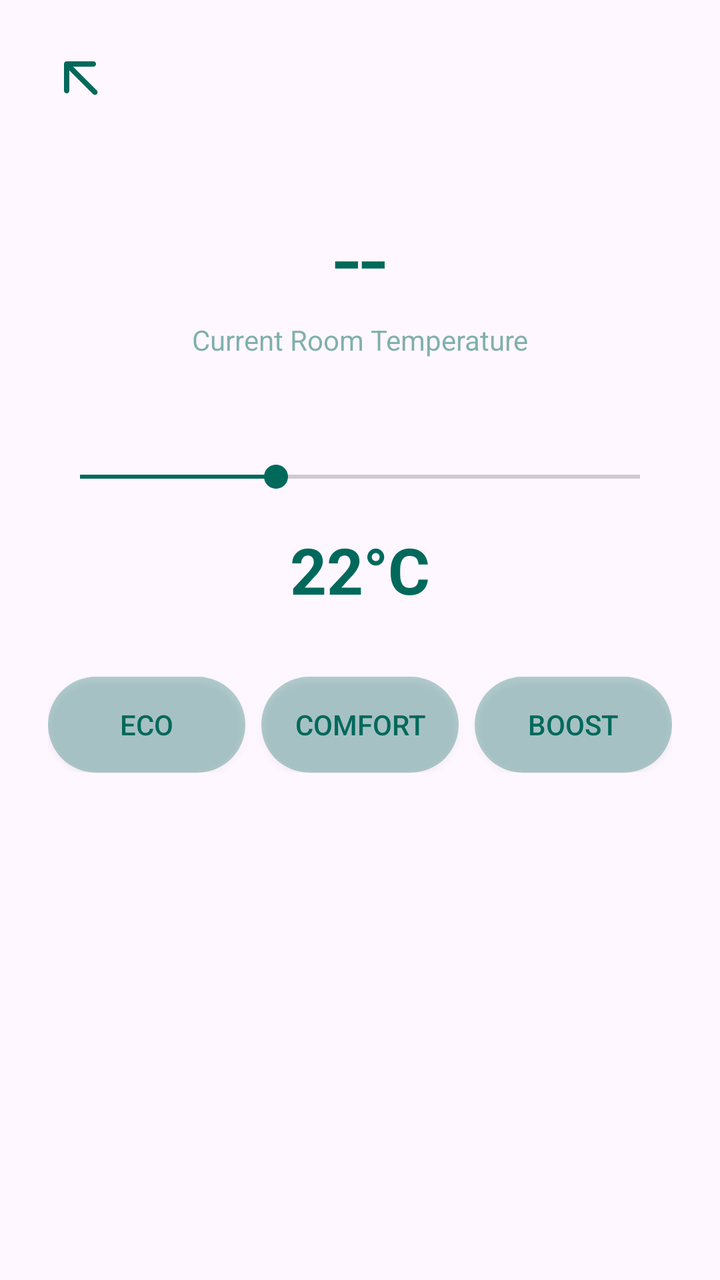
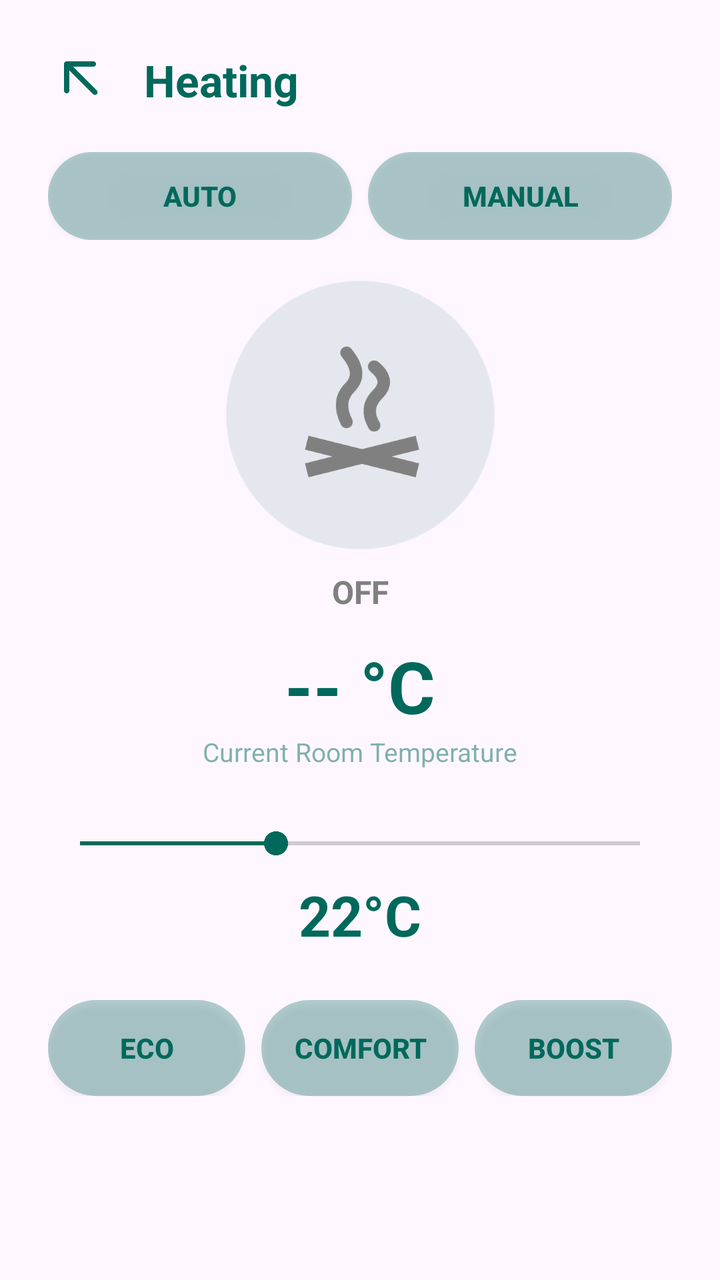

Screens rendered from an Android XML layout before and after an edit, with the pre-edit source and the edit as a unified diff.
<!-- AndroidManifest.xml: application theme Theme.SmartHomeApp -->
<!-- res/layout/activity_heating.xml -->
<?xml version="1.0" encoding="utf-8"?>
<androidx.constraintlayout.widget.ConstraintLayout
    xmlns:android="http://schemas.android.com/apk/res/android"
    xmlns:app="http://schemas.android.com/apk/res-auto"
    android:id="@+id/main"
    android:layout_width="match_parent"
    android:layout_height="match_parent"
    android:padding="24dp">

    <ImageView
        android:id="@+id/btnBack"
        android:layout_width="32dp"
        android:layout_height="32dp"
        android:src="@drawable/ic_back"
        app:layout_constraintStart_toStartOf="parent"
        app:layout_constraintTop_toTopOf="parent"
        app:tint="#00695C"/>

    <TextView
        android:id="@+id/tvCurrentTemp"
        android:layout_width="wrap_content"
        android:layout_height="wrap_content"
        android:text="--" android:textSize="48sp"
        android:textColor="#00695C"
        app:layout_constraintTop_toBottomOf="@id/btnBack"
        app:layout_constraintStart_toStartOf="parent"
        app:layout_constraintEnd_toEndOf="parent"
        android:layout_marginTop="40dp"/>

    <TextView
        android:id="@+id/tvCurrentLabel"
        android:layout_width="wrap_content"
        android:layout_height="wrap_content"
        android:text="Current Room Temperature"
        android:textSize="14sp"
        android:textColor="#8000695C"
        app:layout_constraintTop_toBottomOf="@id/tvCurrentTemp"
        app:layout_constraintStart_toStartOf="parent"
        app:layout_constraintEnd_toEndOf="parent"/>

    <SeekBar
        android:id="@+id/sbTemperature"
        android:layout_width="match_parent"
        android:layout_height="wrap_content"
        android:layout_marginTop="50dp"
        android:max="35"
        android:min="15"
        android:progress="22"
        android:progressTint="#00695C"
        android:thumbTint="#00695C"
        app:layout_constraintTop_toBottomOf="@id/tvCurrentLabel"
        app:layout_constraintStart_toStartOf="parent"
        app:layout_constraintEnd_toEndOf="parent" />

    <TextView
        android:id="@+id/tvTargetTemp"
        android:layout_width="wrap_content"
        android:layout_height="wrap_content"
        android:text="22°C"
        android:textSize="32sp"
        android:textStyle="bold"
        android:textColor="#00695C"
        android:layout_marginTop="16dp"
        app:layout_constraintTop_toBottomOf="@id/sbTemperature"
        app:layout_constraintStart_toStartOf="parent"
        app:layout_constraintEnd_toEndOf="parent" />

    <LinearLayout
        android:layout_width="match_parent"
        android:layout_height="wrap_content"
        android:orientation="horizontal"
        android:layout_marginTop="32dp"
        app:layout_constraintTop_toBottomOf="@id/tvTargetTemp">

        <androidx.appcompat.widget.AppCompatButton
            android:id="@+id/btnEco"
            android:layout_width="0dp"
            android:layout_height="wrap_content"
            android:layout_weight="1"
            android:text="Eco"
            android:textColor="#00695C"
            android:background="@drawable/bg_heating_button"
            android:layout_marginEnd="8dp"/>

        <androidx.appcompat.widget.AppCompatButton
            android:id="@+id/btnComfort"
            android:layout_width="0dp"
            android:layout_height="wrap_content"
            android:layout_weight="1"
            android:text="Comfort"
            android:textColor="#00695C"
            android:background="@drawable/bg_heating_button"
            android:layout_marginEnd="8dp"/>

        <androidx.appcompat.widget.AppCompatButton
            android:id="@+id/btnBoost"
            android:layout_width="0dp"
            android:layout_height="wrap_content"
            android:layout_weight="1"
            android:text="Boost"
            android:textColor="#00695C"
            android:background="@drawable/bg_heating_button"/>
    </LinearLayout>

</androidx.constraintlayout.widget.ConstraintLayout>
<!-- resources referenced by this layout -->
<resources>
  <!-- drawable bg_heating_button (drawable) -->
  <?xml version="1.0" encoding="utf-8"?>
  <selector xmlns:android="http://schemas.android.com/apk/res/android">
      <item android:state_pressed="true">
          <shape android:shape="rectangle">
              <solid android:color="#9900695C"/> <corners android:radius="24dp"/> </shape>
      </item>
  
      <item>
          <shape android:shape="rectangle">
              <solid android:color="#4D00695C"/> <corners android:radius="24dp"/>
          </shape>
      </item>
  </selector>
  <!-- drawable ic_back (drawable) -->
  <vector xmlns:android="http://schemas.android.com/apk/res/android" android:height="24dp" android:tint="#000000" android:viewportHeight="960" android:viewportWidth="960" android:width="24dp">
        
      <path android:fillColor="@android:color/white" android:pathData="M320,336L320,640Q320,657 308.5,668.5Q297,680 280,680Q263,680 251.5,668.5Q240,657 240,640L240,240Q240,223 251.5,211.5Q263,200 280,200L680,200Q697,200 708.5,211.5Q720,223 720,240Q720,257 708.5,268.5Q697,280 680,280L376,280L732,636Q743,647 743,664Q743,681 732,692Q721,703 704,703Q687,703 676,692L320,336Z"/>
      
  </vector>
  <style name="Theme.SmartHomeApp" parent="Base.Theme.SmartHomeApp" />
  <style name="Base.Theme.SmartHomeApp" parent="Theme.Material3.DayNight.NoActionBar">
          
          
      </style>
</resources>

<!-- the commit's change to res/layout/activity_heating.xml (unified diff, before → after) -->
@@ -5,7 +5,8 @@
     android:id="@+id/main"
     android:layout_width="match_parent"
     android:layout_height="match_parent"
-    android:padding="24dp">
+    android:padding="24dp"
+    android:background="?android:attr/windowBackground">
 
     <ImageView
         android:id="@+id/btnBack"
@@ -17,32 +18,108 @@
         app:tint="#00695C"/>
 
     <TextView
+        android:id="@+id/tvHeatingTitle"
+        android:layout_width="wrap_content"
+        android:layout_height="wrap_content"
+        android:text="@string/card_heating"
+        android:textSize="22sp"
+        android:textStyle="bold"
+        android:textColor="#00695C"
+        android:layout_marginStart="16dp"
+        app:layout_constraintTop_toTopOf="@id/btnBack"
+        app:layout_constraintBottom_toBottomOf="@id/btnBack"
+        app:layout_constraintStart_toEndOf="@id/btnBack" />
+
+    
+    <LinearLayout
+        android:id="@+id/rowModeSwitch"
+        android:layout_width="match_parent"
+        android:layout_height="wrap_content"
+        android:orientation="horizontal"
+        android:weightSum="2"
+        android:layout_marginTop="20dp"
+        app:layout_constraintTop_toBottomOf="@id/btnBack">
+
+        <androidx.appcompat.widget.AppCompatButton
+            android:id="@+id/btnModeAuto"
+            android:layout_width="0dp"
+            android:layout_height="44dp"
+            android:layout_weight="1"
+            android:text="AUTO"
+            android:textStyle="bold"
+            android:textColor="#00695C"
+            android:background="@drawable/bg_heating_button"
+            android:layout_marginEnd="8dp"/>
+
+        <androidx.appcompat.widget.AppCompatButton
+            android:id="@+id/btnModeManual"
+            android:layout_width="0dp"
+            android:layout_height="44dp"
+            android:layout_weight="1"
+            android:text="MANUAL"
+            android:textStyle="bold"
+            android:textColor="#00695C"
+            android:background="@drawable/bg_heating_button"/>
+    </LinearLayout>
+
+    
+    <ImageView
+        android:id="@+id/ivHeatingIcon"
+        android:layout_width="135dp"
+        android:layout_height="135dp"
+        android:layout_marginTop="20dp"
+        android:src="@drawable/ic_campfire_off"
+        android:padding="26dp"
+        android:background="@drawable/color_circle"
+        android:backgroundTint="#1A00695C"
+        app:layout_constraintTop_toBottomOf="@id/rowModeSwitch"
+        app:layout_constraintStart_toStartOf="parent"
+        app:layout_constraintEnd_toEndOf="parent" />
+
+    <TextView
+        android:id="@+id/tvHeatingStatus"
+        android:layout_width="wrap_content"
+        android:layout_height="wrap_content"
+        android:text="OFF"
+        android:textSize="16sp"
+        android:textStyle="bold"
+        android:textColor="#808080"
+        android:layout_marginTop="10dp"
+        app:layout_constraintTop_toBottomOf="@id/ivHeatingIcon"
+        app:layout_constraintStart_toStartOf="parent"
+        app:layout_constraintEnd_toEndOf="parent" />
+
+    
+    <TextView
         android:id="@+id/tvCurrentTemp"
         android:layout_width="wrap_content"
         android:layout_height="wrap_content"
-        android:text="--" android:textSize="48sp"
+        android:text="-- &#176;C"
+        android:textSize="36sp"
+        android:textStyle="bold"
         android:textColor="#00695C"
-        app:layout_constraintTop_toBottomOf="@id/btnBack"
+        android:layout_marginTop="12dp"
+        app:layout_constraintTop_toBottomOf="@id/tvHeatingStatus"
         app:layout_constraintStart_toStartOf="parent"
-        app:layout_constraintEnd_toEndOf="parent"
-        android:layout_marginTop="40dp"/>
+        app:layout_constraintEnd_toEndOf="parent"/>
 
     <TextView
         android:id="@+id/tvCurrentLabel"
         android:layout_width="wrap_content"
         android:layout_height="wrap_content"
         android:text="Current Room Temperature"
-        android:textSize="14sp"
+        android:textSize="13sp"
         android:textColor="#8000695C"
         app:layout_constraintTop_toBottomOf="@id/tvCurrentTemp"
         app:layout_constraintStart_toStartOf="parent"
         app:layout_constraintEnd_toEndOf="parent"/>
 
+    
     <SeekBar
         android:id="@+id/sbTemperature"
         android:layout_width="match_parent"
         android:layout_height="wrap_content"
-        android:layout_marginTop="50dp"
+        android:layout_marginTop="28dp"
         android:max="35"
         android:min="15"
         android:progress="22"
@@ -56,20 +133,21 @@
         android:id="@+id/tvTargetTemp"
         android:layout_width="wrap_content"
         android:layout_height="wrap_content"
-        android:text="22°C"
-        android:textSize="32sp"
+        android:text="22&#176;C"
+        android:textSize="28sp"
         android:textStyle="bold"
         android:textColor="#00695C"
-        android:layout_marginTop="16dp"
+        android:layout_marginTop="8dp"
         app:layout_constraintTop_toBottomOf="@id/sbTemperature"
         app:layout_constraintStart_toStartOf="parent"
         app:layout_constraintEnd_toEndOf="parent" />
 
+    
     <LinearLayout
         android:layout_width="match_parent"
         android:layout_height="wrap_content"
         android:orientation="horizontal"
-        android:layout_marginTop="32dp"
+        android:layout_marginTop="24dp"
         app:layout_constraintTop_toBottomOf="@id/tvTargetTemp">
 
         <androidx.appcompat.widget.AppCompatButton
@@ -78,6 +156,7 @@
             android:layout_height="wrap_content"
             android:layout_weight="1"
             android:text="Eco"
+            android:textStyle="bold"
             android:textColor="#00695C"
             android:background="@drawable/bg_heating_button"
             android:layout_marginEnd="8dp"/>
@@ -88,6 +167,7 @@
             android:layout_height="wrap_content"
             android:layout_weight="1"
             android:text="Comfort"
+            android:textStyle="bold"
             android:textColor="#00695C"
             android:background="@drawable/bg_heating_button"
             android:layout_marginEnd="8dp"/>
@@ -98,6 +178,7 @@
             android:layout_height="wrap_content"
             android:layout_weight="1"
             android:text="Boost"
+            android:textStyle="bold"
             android:textColor="#00695C"
             android:background="@drawable/bg_heating_button"/>
     </LinearLayout>
<!-- resource entries referenced after the edit -->
@@ -14,12 +14,52 @@
           </shape>
       </item>
   </selector>
+  <!-- drawable color_circle (drawable) -->
+  <?xml version="1.0" encoding="utf-8"?>
+  <shape xmlns:android="http://schemas.android.com/apk/res/android"
+      android:shape="oval">
+  
+      <solid android:color="#FFFFFF" />
+  
+      <stroke
+          android:width="1dp"
+          android:color="#33000000" />
+  
+      <size android:width="50dp" android:height="50dp" />
+  </shape>
   <!-- drawable ic_back (drawable) -->
   <vector xmlns:android="http://schemas.android.com/apk/res/android" android:height="24dp" android:tint="#000000" android:viewportHeight="960" android:viewportWidth="960" android:width="24dp">
         
       <path android:fillColor="@android:color/white" android:pathData="M320,336L320,640Q320,657 308.5,668.5Q297,680 280,680Q263,680 251.5,668.5Q240,657 240,640L240,240Q240,223 251.5,211.5Q263,200 280,200L680,200Q697,200 708.5,211.5Q720,223 720,240Q720,257 708.5,268.5Q697,280 680,280L376,280L732,636Q743,647 743,664Q743,681 732,692Q721,703 704,703Q687,703 676,692L320,336Z"/>
       
   </vector>
+  <!-- drawable ic_campfire_off (drawable) -->
+  <?xml version="1.0" encoding="utf-8"?>
+  <vector xmlns:android="http://schemas.android.com/apk/res/android"
+      android:width="24dp"
+      android:height="24dp"
+      android:viewportWidth="24.0"
+      android:viewportHeight="24.0">
+      
+      <path
+          android:fillColor="#808080"
+          android:pathData="M4,19 L20,15 L20.5,17 L4.5,21 Z" />
+      <path
+          android:fillColor="#808080"
+          android:pathData="M4.5,15 L20.5,19 L20,21 L4,17 Z" />
+      
+      <path
+          android:strokeColor="#808080"
+          android:strokeWidth="1.8"
+          android:strokeLineCap="round"
+          android:pathData="M10,13 Q8.5,10 10.5,8 T10,3" />
+      <path
+          android:strokeColor="#808080"
+          android:strokeWidth="1.8"
+          android:strokeLineCap="round"
+          android:pathData="M14,13.5 Q12.5,11 14.5,9 T14,5" />
+  </vector>
+  <string name="card_heating">Heating</string>
   <style name="Theme.SmartHomeApp" parent="Base.Theme.SmartHomeApp" />
   <style name="Base.Theme.SmartHomeApp" parent="Theme.Material3.DayNight.NoActionBar">
           
